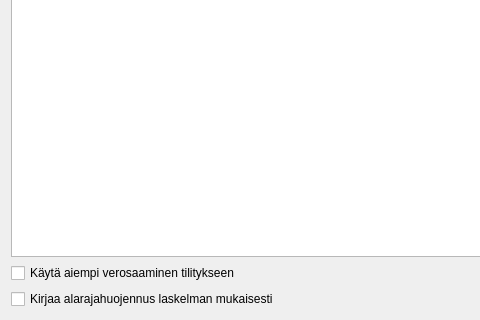
Above: kitupiikki/alv/alvilmoitusdialog.ui from artoh/kitupiikki before the change; both pictures show x 0 to 480 and y 280 to 600 of the 800 by 600 pixel window. Below: the same form after it.
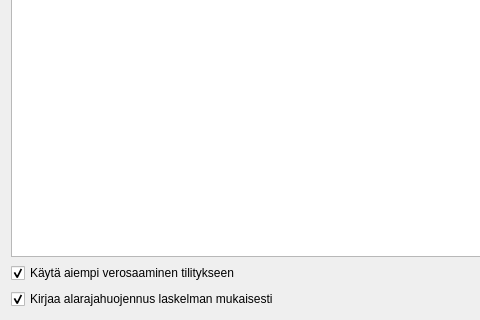
That is the form after the change.

Commit message: Marginaaliverot tilitin-kartalle

```diff
--- a/kitupiikki/alv/alvilmoitusdialog.ui
+++ b/kitupiikki/alv/alvilmoitusdialog.ui
@@ -49,7 +49,7 @@
           <string>Käytä aiempi verosaaminen tilitykseen</string>
          </property>
          <property name="checked">
-          <bool>false</bool>
+          <bool>true</bool>
          </property>
         </widget>
        </item>
@@ -59,7 +59,7 @@
           <string>Kirjaa alarajahuojennus laskelman mukaisesti</string>
          </property>
          <property name="checked">
-          <bool>false</bool>
+          <bool>true</bool>
          </property>
         </widget>
        </item>
```
The commit also changes 2 other files.
